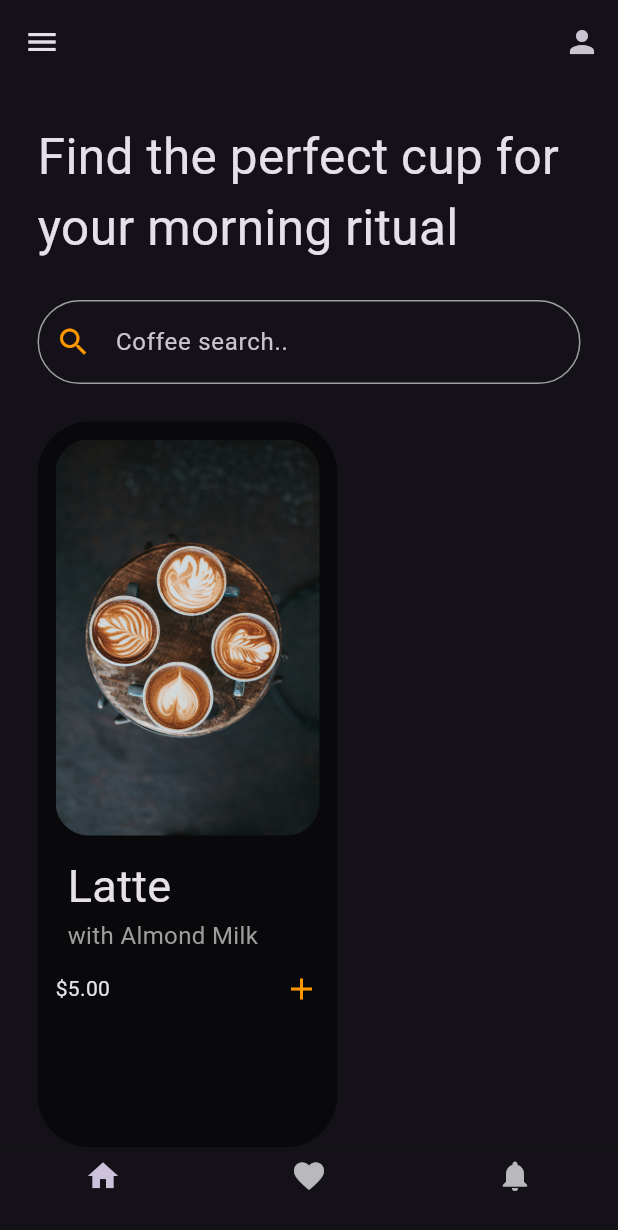
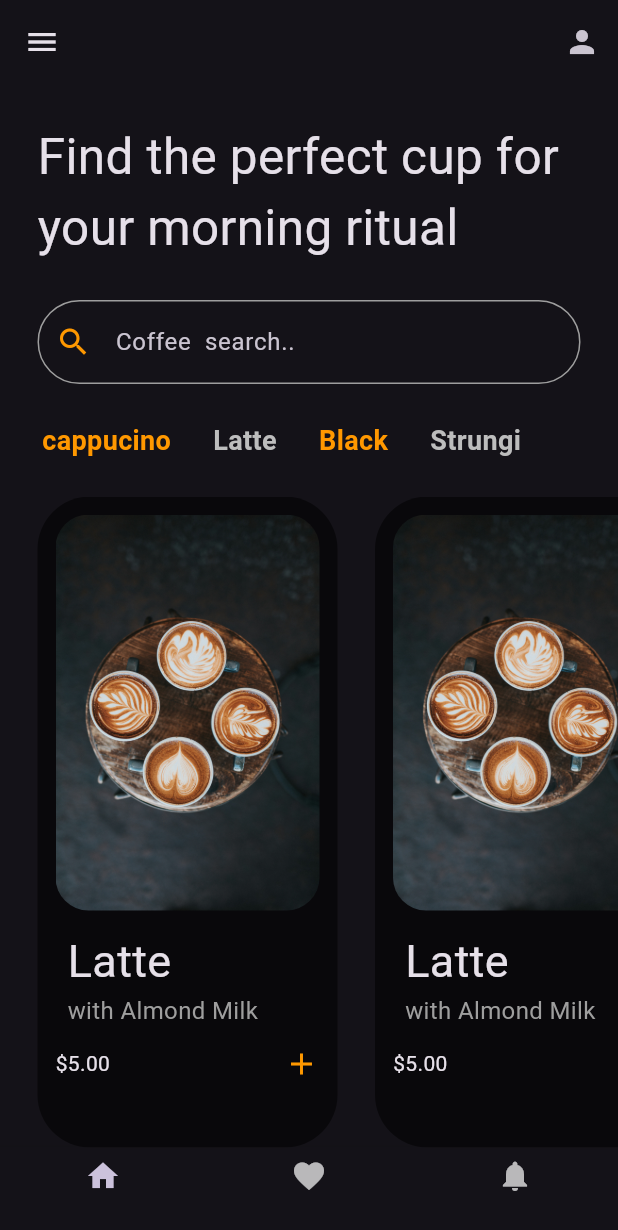
Before and after one commit to ManU4kym/coffe_ui, a Flutter app: the screen it shows after launch, on a phone screen of 412 x 824 dp. Shown: the top 1230 px of the screen. Run offline on Flutter 3.47's test engine with Material 3 defaults, Android fonts, the phone set to English and light mode, and no system bars; our stand-ins replace google_fonts; Roboto replaces fonts that are missing (Aboreto, Actor).

Commit message:
Coffeetypes/img

```diff
--- a/lib/pages/home_page.dart
+++ b/lib/pages/home_page.dart
@@ -1,3 +1,5 @@
+import 'dart:core';
+import 'package:coffee_ui/utils/coffee_type.dart';
 import 'package:coffee_ui/utils/tiles_coffee.dart';
 import 'package:flutter/material.dart';
 import 'package:google_fonts/google_fonts.dart';
@@ -10,6 +12,34 @@ class HomePage extends StatefulWidget {
 }
 
 class _HomePageState extends State<HomePage> {
+  final List coffeeType = [
+    [
+      'cappucino',
+      true,
+    ],
+    [
+      'Latte',
+      false,
+    ],
+    [
+      'Black',
+      true,
+    ],
+    [
+      'Strungi',
+      false,
+    ],
+  ];
+
+  void coffeeTypeSelected(index) {
+    setState(() {
+      for( int i= 0; i < coffeeType.length; i ++ ){
+        coffeeType[index][0] = false;
+      }
+      coffeeType[index][0] = true;
+    });
+  }
+
   @override
   Widget build(BuildContext context) {
     return Scaffold(
@@ -56,20 +86,40 @@ class _HomePageState extends State<HomePage> {
                     Icons.search,
                     color: Colors.orange,
                   ),
-                  hintText: 'Coffee search..'),
+                  hintText: 'Coffee  search..'),
             ),
           ),
           const SizedBox(
             height: 25,
           ),
+          Container(
+            height: 50,
+            child: ListView.builder(
+                itemCount: coffeeType.length,
+                scrollDirection: Axis.horizontal,
+                itemBuilder: (
+                  context,
+                  index,
+                ) {
+                  return CoffeeType(
+                    coffeeType: coffeeType[index][0],
+                    isSelected: coffeeType[index][1],
+                    onTap: (){
+                      coffeeTypeSelected(index);
+                    },
+                  );
+                }),
+          ),
           Expanded(
               child: ListView(
             scrollDirection: Axis.horizontal,
             children: const [
-             CoffeeTiles(
-               image: 'Images/Coffee1.jpg',
-
-             )
+              CoffeeTiles(
+                image: 'Images/Coffee1.jpg',
+              ),
+              CoffeeTiles(
+                image: 'Images/Coffee1.jpg',
+              ),
             ],
           ))
         ],
--- /dev/null
+++ b/lib/utils/coffee_type.dart
@@ -0,0 +1,32 @@
+import 'package:flutter/material.dart';
+import 'package:google_fonts/google_fonts.dart';
+
+class CoffeeType extends StatelessWidget {
+  final String coffeeType;
+  final bool isSelected;
+  final VoidCallback onTap;
+  const CoffeeType({
+    super.key,
+    required this.coffeeType,
+    required this.isSelected,
+    required this.onTap,
+  });
+
+  @override
+  Widget build(BuildContext context) {
+    return GestureDetector(
+      onTap: onTap,
+      child: Padding(
+        padding: const EdgeInsets.only(left: 28.0),
+        child: Text(
+          coffeeType,
+          style: GoogleFonts.actor(
+            fontSize: 18,
+            fontWeight: FontWeight.bold,
+            color: isSelected ? Colors.orange : Colors.grey[400],
+          ),
+        ),
+      ),
+    );
+  }
+}
--- a/lib/utils/tiles_coffee.dart
+++ b/lib/utils/tiles_coffee.dart
@@ -11,10 +11,10 @@ class CoffeeTiles extends StatelessWidget {
   @override
   Widget build(BuildContext context) {
     return Padding(
-      padding: const EdgeInsets.only(left: 25,  bottom: 0),
+      padding: const EdgeInsets.only(left: 25,  bottom: 0,),
       child: Container(
         padding: const EdgeInsets.all(12),
-        height: 200,
+        height: 150,
         width: 200,
         decoration: BoxDecoration(
           borderRadius: BorderRadius.circular(35),
```
